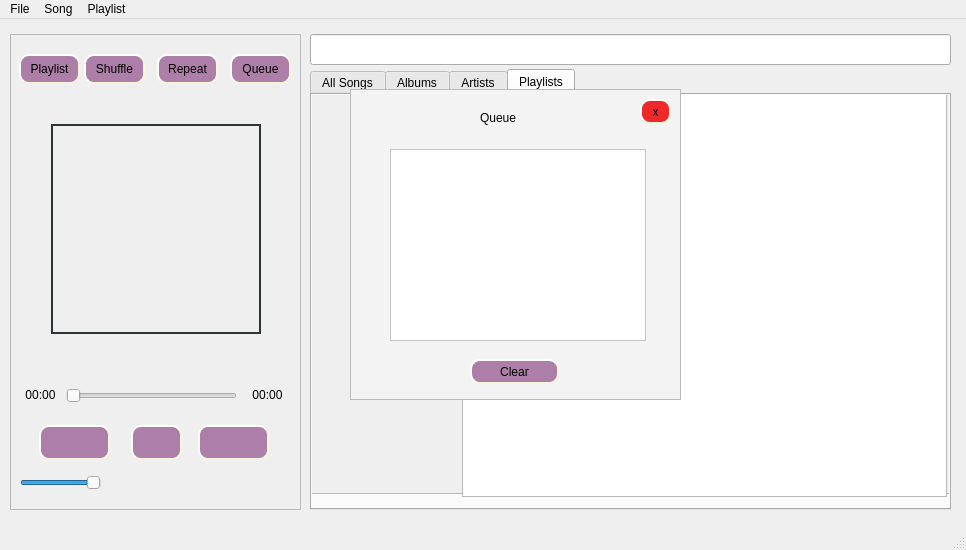
First picture: the form in src/player.ui, repository pirxus/waPlayer, before the edit.
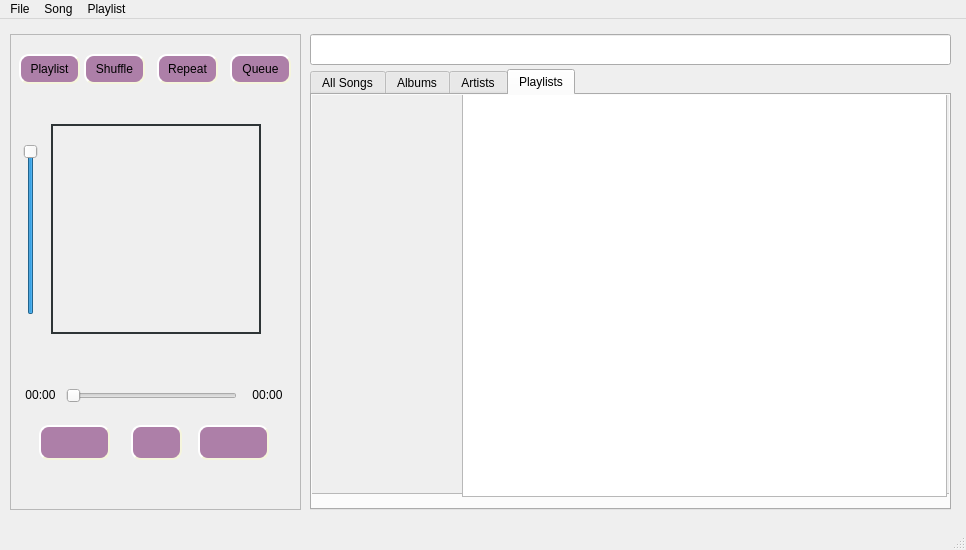
Second picture: the form after the edit. Icons and pictures are not drawn.

Commit message: binding of queue

```diff
--- a/src/player.ui
+++ b/src/player.ui
@@ -427,8 +427,8 @@
         <rect>
          <x>0</x>
          <y>0</y>
-         <width>639</width>
-         <height>399</height>
+         <width>637</width>
+         <height>397</height>
         </rect>
        </property>
       </widget>
@@ -498,14 +498,17 @@
      <property name="geometry">
       <rect>
        <x>10</x>
-       <y>437</y>
-       <width>81</width>
-       <height>24</height>
+       <y>110</y>
+       <width>21</width>
+       <height>171</height>
       </rect>
      </property>
      <property name="focusPolicy">
       <enum>Qt::NoFocus</enum>
      </property>
+     <property name="styleSheet">
+      <string notr="true"/>
+     </property>
      <property name="value">
       <number>99</number>
      </property>
@@ -513,7 +516,7 @@
       <bool>true</bool>
      </property>
      <property name="orientation">
-      <enum>Qt::Horizontal</enum>
+      <enum>Qt::Vertical</enum>
      </property>
     </widget>
     <widget class="QPushButton" name="pushButtonPrev">
@@ -761,83 +764,6 @@
      <enum>Qt::ClickFocus</enum>
     </property>
    </widget>
-   <widget class="QFrame" name="queue">
-    <property name="geometry">
-     <rect>
-      <x>350</x>
-      <y>70</y>
-      <width>331</width>
-      <height>311</height>
-     </rect>
-    </property>
-    <property name="styleSheet">
-     <string notr="true">background-color: rgb(243, 243, 243);</string>
-    </property>
-    <property name="frameShape">
-     <enum>QFrame::StyledPanel</enum>
-    </property>
-    <property name="frameShadow">
-     <enum>QFrame::Raised</enum>
-    </property>
-    <widget class="QListView" name="playlist_list_view">
-     <property name="geometry">
-      <rect>
-       <x>40</x>
-       <y>60</y>
-       <width>256</width>
-       <height>192</height>
-      </rect>
-     </property>
-     <property name="styleSheet">
-      <string notr="true">background-color: rgb(255, 255, 255);</string>
-     </property>
-    </widget>
-    <widget class="QPushButton" name="clear_queue">
-     <property name="geometry">
-      <rect>
-       <x>120</x>
-       <y>270</y>
-       <width>89</width>
-       <height>25</height>
-      </rect>
-     </property>
-     <property name="styleSheet">
-      <string notr="true">background-color: rgb(173, 127, 168);</string>
-     </property>
-     <property name="text">
-      <string>Clear</string>
-     </property>
-    </widget>
-    <widget class="QLabel" name="Queue">
-     <property name="geometry">
-      <rect>
-       <x>130</x>
-       <y>20</y>
-       <width>67</width>
-       <height>17</height>
-      </rect>
-     </property>
-     <property name="text">
-      <string>Queue</string>
-     </property>
-    </widget>
-    <widget class="QPushButton" name="close_queue">
-     <property name="geometry">
-      <rect>
-       <x>290</x>
-       <y>10</y>
-       <width>31</width>
-       <height>25</height>
-      </rect>
-     </property>
-     <property name="styleSheet">
-      <string notr="true">background-color: rgb(239, 41, 41);</string>
-     </property>
-     <property name="text">
-      <string>x</string>
-     </property>
-    </widget>
-   </widget>
   </widget>
   <widget class="QMenuBar" name="menubar">
    <property name="geometry">
```
Left out of the diff: 24 changed lines with no effect on the pictures. The commit also changes 6 other files.
